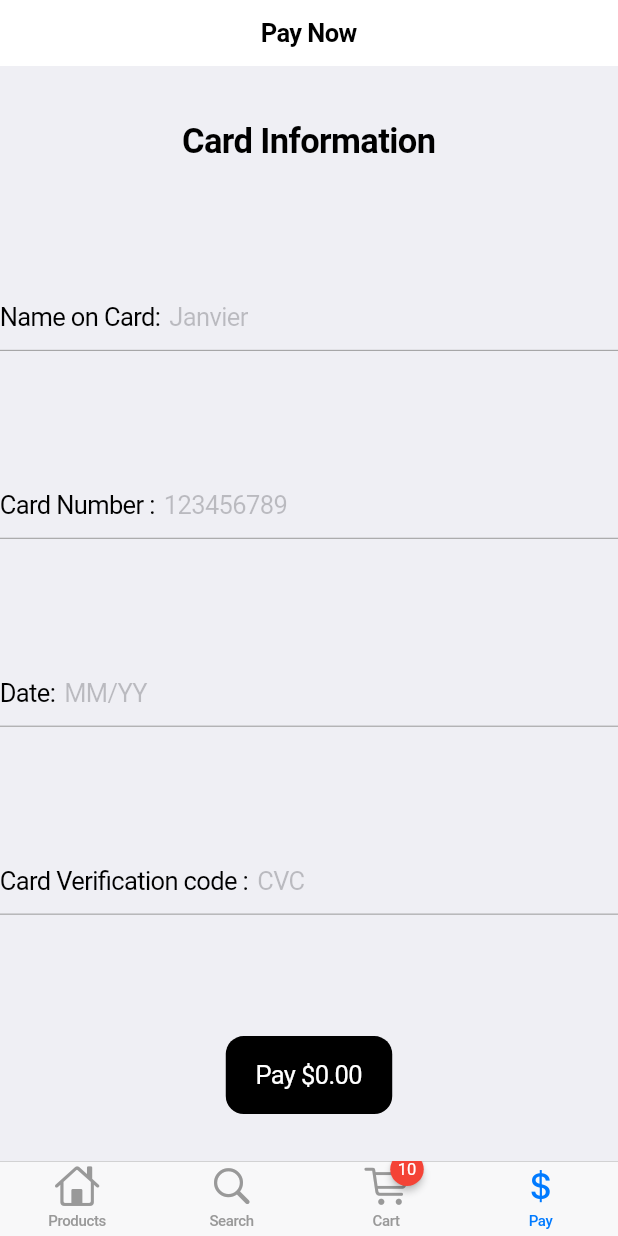
After one commit to Teta288/TBJ-Store, a Flutter app: the screen it shows after launch, item 4 of the bottom bar chosen, on a phone screen of 412 x 824 dp. The commit adds this screen. Run offline on Flutter 3.47's test engine with Material 2 defaults, Android fonts, the phone set to English and light mode, and no system bars; drawn by our look-alikes of badges; our stand-ins replace cloud_firestore, firebase_core, plugin_platform_interface; missing offline and left inert: dart:html, dart:js_util, mailer; accounts and stored records are empty.

Commit message:
CheckOUT / CartBadge

```diff
--- /dev/null
+++ b/lib/Checkout.dart
@@ -0,0 +1,141 @@
+import 'dart:html';
+
+import 'package:flutter/cupertino.dart';
+import 'package:provider/provider.dart';
+import 'model/app_state_model.dart';
+import 'package:intl/intl.dart';
+
+final _currencyFormat = NumberFormat.currency(symbol: '\$');
+
+class payNow extends StatelessWidget {
+  const payNow({super.key});
+
+  @override
+  Widget build(BuildContext context) {
+    return const CupertinoApp(
+      theme: CupertinoThemeData(brightness: Brightness.light),
+      home: Checkout_tab(),
+    );
+  }
+}
+
+class Checkout_tab extends StatefulWidget {
+  const Checkout_tab({super.key});
+
+  @override
+  State<Checkout_tab> createState() => _Checkout_tabState();
+}
+
+class _Checkout_tabState extends State<Checkout_tab> {
+  final nameController = TextEditingController();
+  final cardController = TextEditingController();
+  final cvcController = TextEditingController();
+  final dateController = TextEditingController();
+
+  @override
+  Widget build(BuildContext context) {
+    final model = Provider.of<AppStateModel>(context, listen: false);
+    return CupertinoPageScaffold(
+        navigationBar: const CupertinoNavigationBar(
+          middle: Text('Pay Now'),
+        ),
+        // Add safe area widget to place the CupertinoFormSection below the navigation bar.
+
+        child: Container(
+          width: double.infinity,
+          height: double.infinity,
+          color: CupertinoColors.extraLightBackgroundGray,
+          child: Expanded(
+            child: Column(
+              mainAxisAlignment: MainAxisAlignment.spaceEvenly,
+              children: <Widget>[
+                Text(
+                  'Card Information',
+                  style: TextStyle(
+                    color: CupertinoColors.black,
+                    fontSize: 23,
+                    fontFamily: 'Roboto',
+                    fontWeight: FontWeight.bold,
+                  ),
+                ),
+                CupertinoTextField(
+                  prefix: Text('Name on Card:'),
+                  padding: EdgeInsets.symmetric(horizontal: 6, vertical: 12),
+                  controller: nameController,
+                  textInputAction: TextInputAction.next,
+                  //   onFieldSubmitted: _handleSubmitted,
+                  textCapitalization: TextCapitalization.words,
+                  decoration: BoxDecoration(
+                    border: Border(
+                      bottom: BorderSide(
+                        width: 0,
+                        color: CupertinoColors.inactiveGray,
+                      ),
+                    ),
+                  ),
+                  placeholder: 'Janvier',
+                ),
+                CupertinoTextField(
+                  prefix: Text('Card Number :'),
+                  padding: EdgeInsets.symmetric(horizontal: 6, vertical: 12),
+                  controller: cardController,
+                  textInputAction: TextInputAction.next,
+                  //   onFieldSubmitted: _handleSubmitted,
+                  textCapitalization: TextCapitalization.words,
+                  decoration: BoxDecoration(
+                    border: Border(
+                      bottom: BorderSide(
+                        width: 0,
+                        color: CupertinoColors.inactiveGray,
+                      ),
+                    ),
+                  ),
+                  placeholder: '123456789',
+                ),
+                CupertinoTextField(
+                  prefix: Text('Date:'),
+                  padding: EdgeInsets.symmetric(horizontal: 6, vertical: 12),
+                  controller: dateController,
+                  textInputAction: TextInputAction.next,
+                  //   onFieldSubmitted: _handleSubmitted,
+                  textCapitalization: TextCapitalization.words,
+                  decoration: BoxDecoration(
+                    border: Border(
+                      bottom: BorderSide(
+                        width: 0,
+                        color: CupertinoColors.inactiveGray,
+                      ),
+                    ),
+                  ),
+                  placeholder: 'MM/YY',
+                ),
+                CupertinoTextField(
+                  prefix: Text('Card Verification code :'),
+                  padding: EdgeInsets.symmetric(horizontal: 6, vertical: 12),
+                  controller: cvcController,
+                  textInputAction: TextInputAction.next,
+                  //   onFieldSubmitted: _handleSubmitted,
+                  textCapitalization: TextCapitalization.words,
+                  decoration: BoxDecoration(
+                    border: Border(
+                      bottom: BorderSide(
+                        width: 0,
+                        color: CupertinoColors.inactiveGray,
+                      ),
+                    ),
+                  ),
+                  placeholder: 'CVC',
+                ),
+                CupertinoButton(
+                    color: CupertinoColors.black,
+                    child: Text(
+                      'Pay ${_currencyFormat.format(model.totalCost)}',
+                      style: TextStyle(color: CupertinoColors.white),
+                    ),
+                    onPressed: () {}),
+              ],
+            ),
+          ),
+        ));
+  }
+}
--- a/lib/app.dart
+++ b/lib/app.dart
@@ -5,13 +5,18 @@ import 'product_list_tab.dart';
 import 'search_tab.dart';
 import 'shopping_cart_tab.dart';
 import 'package:cupertino_store/app.dart';
+import 'model/app_state_model.dart';
+import 'product_row_item.dart';
+import 'package:provider/provider.dart';
+import 'Checkout.dart';
 
-int _counter = 0;
+/*int _counter = 0;
+@override
 void increment() {
   setState() {
     _counter++;
   }
-}
+}*/
 
 class CupertinoStoreApp extends StatelessWidget {
   const CupertinoStoreApp({super.key});
@@ -36,6 +41,9 @@ class CupertinoStoreHomePage extends StatelessWidget {
 
   @override
   Widget build(BuildContext context) {
+    final model = Provider.of<AppStateModel>(context, listen: false);
+    print(model.total);
+    print("$model my model");
     return CupertinoTabScaffold(
       tabBar: CupertinoTabBar(
         items: <BottomNavigationBarItem>[
@@ -50,13 +58,18 @@ class CupertinoStoreHomePage extends StatelessWidget {
           BottomNavigationBarItem(
             icon: Badge(
               badgeContent: Text(
-                _counter.toString(),
-                style: TextStyle(color: CupertinoColors.white),
+                '${model.total.toString()}',
+                style: TextStyle(
+                  color: CupertinoColors.white,
+                  fontSize: 11,
+                ),
               ),
               child: Icon(CupertinoIcons.shopping_cart),
             ),
             label: 'Cart',
           ),
+          BottomNavigationBarItem(
+              icon: Icon(CupertinoIcons.money_dollar), label: 'Pay'),
         ],
       ),
       tabBuilder: (context, index) {
@@ -83,6 +96,14 @@ class CupertinoStoreHomePage extends StatelessWidget {
               );
             });
             break;
+          case 3:
+            returnValue = CupertinoTabView(
+              builder: (context) {
+                return const CupertinoPageScaffold(
+                  child: Checkout_tab(),
+                );
+              },
+            );
         }
         return returnValue;
       },
--- a/lib/connection/firebase.dart
+++ b/lib/connection/firebase.dart
@@ -8,13 +8,13 @@ import 'package:mailer/mailer.dart';
 import 'package:mailer/smtp_server.dart';
 import 'package:http/http.dart' as http;
 
-Future<void> addOrder(name, email, phoneno) async {
+Future<void> addOrder(name, email, phoneno, Loc) async {
   final FirebaseFirestore _firestore = FirebaseFirestore.instance;
   var uuid = Uuid().v4();
   print(name);
   await _firestore.collection("orders").doc(uuid).set({
     'name': name,
-    //'Location': Loc,
+    'Location': Loc,
     'Email': email,
     'Phone Number': phoneno,
     // 'Ordered products': savedProducts,
@@ -37,7 +37,8 @@ Future<void> addOrder(name, email, phoneno) async {
           "template_params": {
             "name": name,
             "subject": 'New Order',
-            "message": 'You got a new order from $name at $time',
+            "message":
+                'You got a new order from $name at $time / My number is $phoneno, Location is $Loc',
             "user_email": email
           }
         }));
```
Also changed, not shown: lib/model/app_state_model.dart (+6 -1 lines), lib/product_row_item.dart (+13 -3 lines), lib/shopping_cart_tab.dart (+39 -42 lines).
